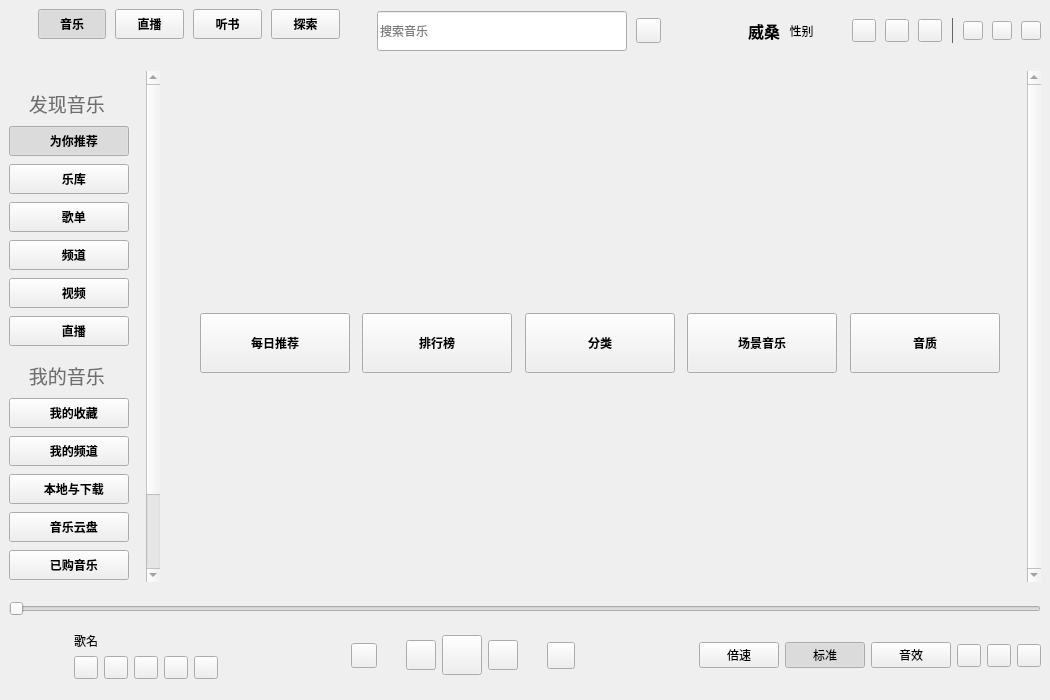
Qt form KuGouStart/KuGouApp.ui (a-mo-xi-wei/KuGouApp) before a commit.
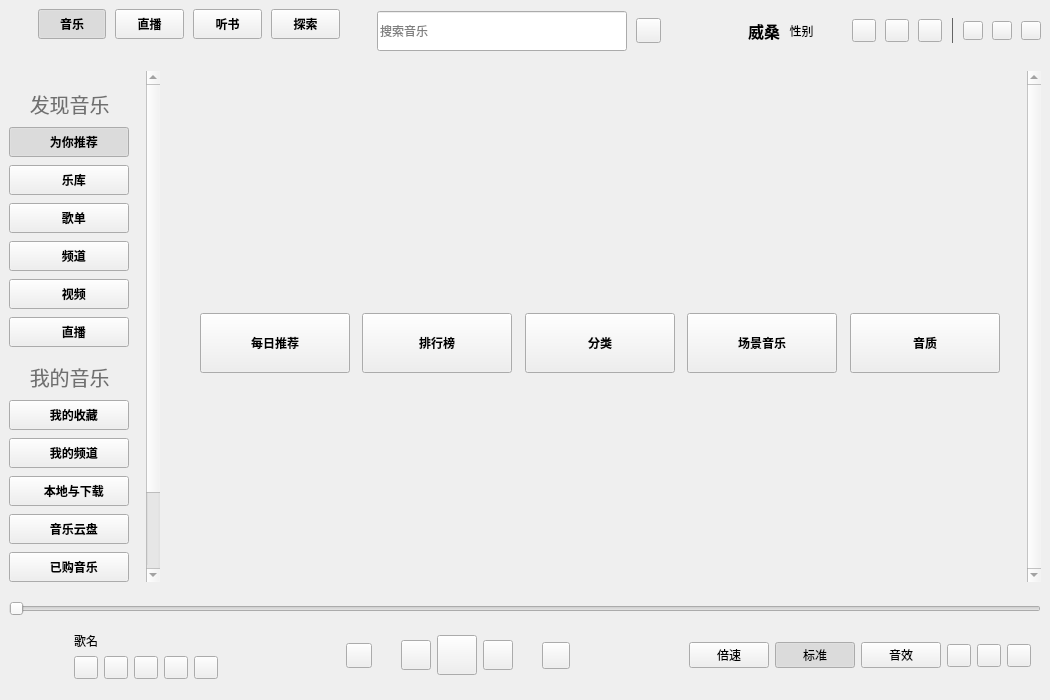
The same form after that commit. The open tabs and pages were chosen to show the change. Custom widgets are drawn as their Qt base class.

Commit message: 调整窗口缩放

The edit to the form file:
```diff
--- a/KuGouStart/KuGouApp.ui
+++ b/KuGouStart/KuGouApp.ui
@@ -613,7 +613,7 @@
            <x>0</x>
            <y>0</y>
            <width>143</width>
-           <height>589</height>
+           <height>576</height>
           </rect>
          </property>
          <layout class="QVBoxLayout" name="verticalLayout_3">
@@ -651,7 +651,7 @@
                <property name="font">
                 <font>
                  <family>华文楷体</family>
-                 <pointsize>14</pointsize>
+                 <pointsize>15</pointsize>
                  <bold>false</bold>
                 </font>
                </property>
@@ -895,7 +895,7 @@
                <property name="font">
                 <font>
                  <family>华文楷体</family>
-                 <pointsize>14</pointsize>
+                 <pointsize>15</pointsize>
                  <bold>false</bold>
                 </font>
                </property>
@@ -2250,6 +2250,12 @@
       </item>
       <item>
        <layout class="QHBoxLayout" name="play_hlayout">
+        <property name="rightMargin">
+         <number>10</number>
+        </property>
+        <property name="bottomMargin">
+         <number>0</number>
+        </property>
         <item>
          <widget class="QLabel" name="cover_label">
           <property name="sizePolicy">
@@ -2647,6 +2653,12 @@
    <header>GLTabWidget.h</header>
    <container>1</container>
   </customwidget>
+  <customwidget>
+   <class>TitleWidget</class>
+   <extends>QWidget</extends>
+   <header>TitleWidget.h</header>
+   <container>1</container>
+  </customwidget>
  </customwidgets>
  <resources/>
  <connections/>
```
Left out of the diff: 154 changed lines with no effect on the pictures. The commit also changes 4 other files.
